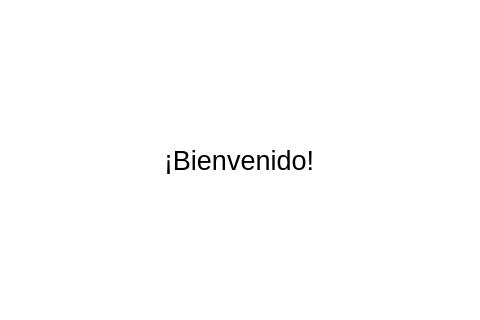
Qt form gui/main.ui (williamsalberto/HotelReservationSystem) before a commit; both pictures show x 272 to 752 and y 135 to 455 of the 845 by 583 pixel window.
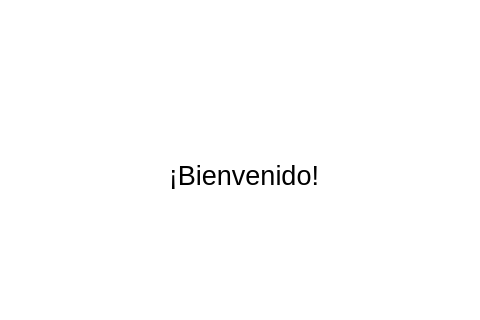
The same form after that commit. Icons and pictures are not drawn.

Commit message: Se centro el bienvenido

```diff
--- a/gui/main.ui
+++ b/gui/main.ui
@@ -542,27 +542,29 @@
           <string notr="true">background-color: rgb(255, 255, 255);</string>
          </property>
          <widget class="QWidget" name="dashboard_page">
+          <layout class="QVBoxLayout" name="verticalLayout_6">
+           <item>
           <widget class="QLabel" name="label_4">
-           <property name="geometry">
-            <rect>
-             <x>240</x>
-             <y>180</y>
-             <width>151</width>
-             <height>121</height>
-            </rect>
-           </property>
            <property name="font">
             <font>
              <pointsize>20</pointsize>
             </font>
            </property>
+             <property name="autoFillBackground">
+              <bool>false</bool>
+             </property>
            <property name="styleSheet">
             <string notr="true">text-align: center;</string>
            </property>
            <property name="text">
             <string>¡Bienvenido!</string>
            </property>
-          </widget>
+             <property name="alignment">
+              <set>Qt::AlignCenter</set>
+             </property>
+            </widget>
+           </item>
+          </layout>
          </widget>
          <widget class="QWidget" name="reservar_page"/>
          <widget class="QWidget" name="actualizar_page"/>
```
Lines whose indentation alone changed are shown as unchanged. The commit also changes 1 other file.
